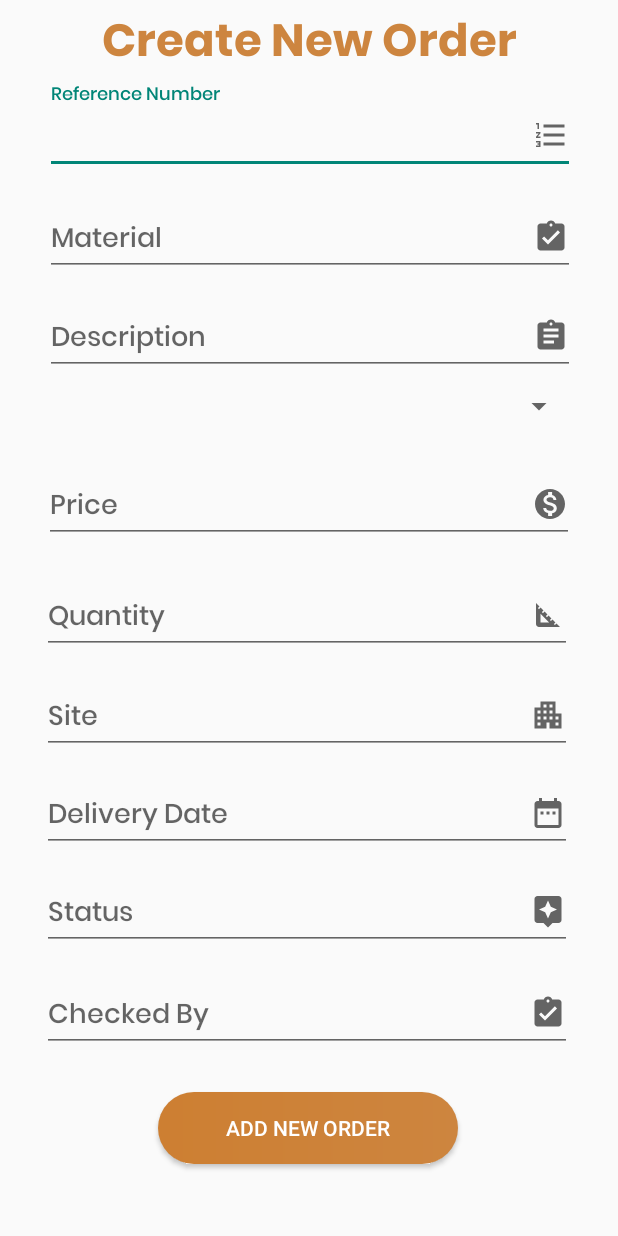
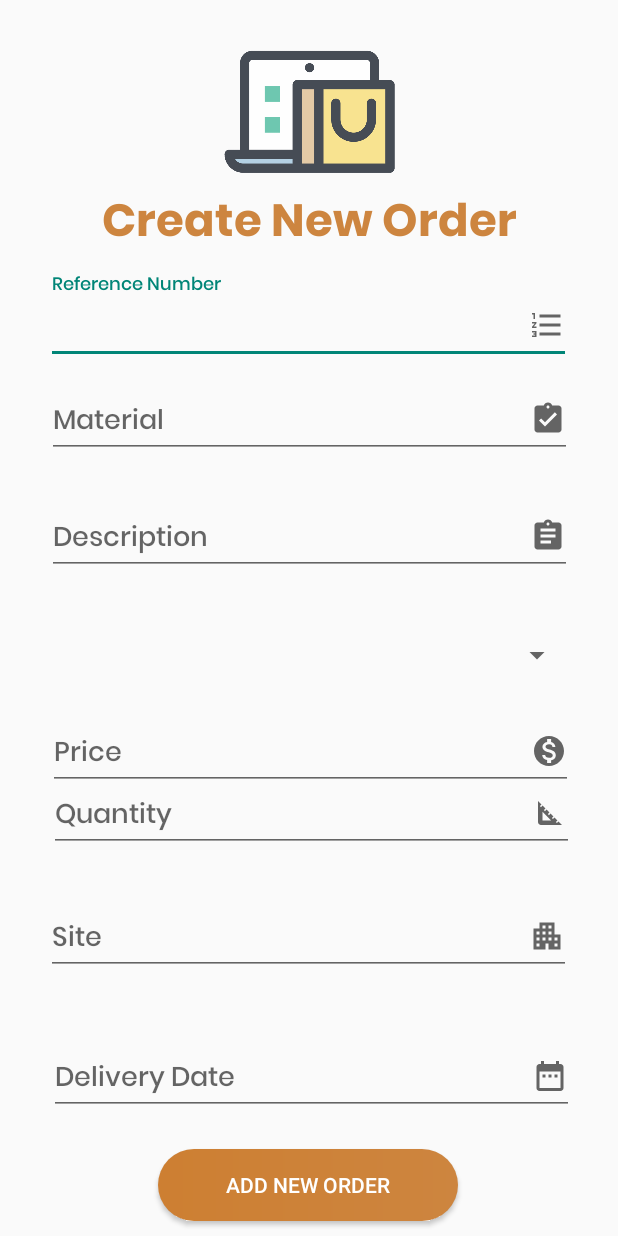
Before and after one commit to hewagekasunthilina/CSSE-Project-Mobile-Client, an Android app: the Po_Create screen opened directly, with no data from a screen before it, on a phone screen of 412 x 824 dp. Run offline under Robolectric (Android 15) with nearby library versions, the phone set to English and light mode, and no system bars; our stand-ins replace Volley; network calls fail.

Commit message:
App implementation completed

```diff
--- a/app/src/main/java/com/example/mobile_client/Po_Create.java
+++ b/app/src/main/java/com/example/mobile_client/Po_Create.java
@@ -55,8 +55,6 @@ public class Po_Create extends AppCompatActivity {
         Quantity = (TextInputEditText) findViewById(R.id.Quantity);
         Site = (TextInputEditText) findViewById(R.id.Site);
         DelDate = (TextInputEditText) findViewById(R.id.DelDate);
-        Status = (TextInputEditText) findViewById(R.id.Status);
-        CheckedBy = (TextInputEditText) findViewById(R.id.CheckedBy);
 
         po = (Button) findViewById(R.id.addPo);
 
--- a/app/src/main/res/layout/activity_po__create.xml
+++ b/app/src/main/res/layout/activity_po__create.xml
@@ -12,14 +12,14 @@
         android:layout_height="match_parent"
         app:layout_constraintBottom_toBottomOf="parent"
         app:layout_constraintTop_toTopOf="parent"
-        app:layout_constraintVertical_bias="0.007"
+        app:layout_constraintVertical_bias="0.0"
         tools:layout_editor_absoluteX="0dp">
 
         <TextView
             android:id="@+id/textView"
             android:layout_width="match_parent"
             android:layout_height="wrap_content"
-            android:layout_marginTop="4dp"
+            android:layout_marginTop="124dp"
             android:fontFamily="@font/poppinsbold"
             android:gravity="center"
             android:text="Create New Order"
@@ -33,17 +33,17 @@
 
         <com.google.android.material.textfield.TextInputLayout
             android:id="@+id/textInputLayoutRefNo"
-            android:layout_width="353dp"
+            android:layout_width="350dp"
             android:layout_height="62dp"
             android:layout_marginLeft="30dp"
             android:layout_marginRight="30dp"
             android:hint="Reference Number"
             app:layout_constraintBottom_toBottomOf="parent"
             app:layout_constraintEnd_toEndOf="parent"
-            app:layout_constraintHorizontal_bias="0.466"
+            app:layout_constraintHorizontal_bias="0.491"
             app:layout_constraintStart_toStartOf="parent"
             app:layout_constraintTop_toTopOf="parent"
-            app:layout_constraintVertical_bias="0.071">
+            app:layout_constraintVertical_bias="0.237">
 
             <com.google.android.material.textfield.TextInputEditText
                 android:id="@+id/RefNo"
@@ -53,21 +53,22 @@
                 android:drawableRight="@drawable/refno"
                 android:fontFamily="@font/poppinsmedium"
                 tools:targetApi="jelly_bean" />
+
         </com.google.android.material.textfield.TextInputLayout>
 
         <com.google.android.material.textfield.TextInputLayout
             android:id="@+id/textInputLayoutMaterial"
-            android:layout_width="353dp"
+            android:layout_width="350dp"
             android:layout_height="62dp"
             android:layout_marginLeft="30dp"
             android:layout_marginRight="30dp"
             android:hint="Material"
             app:layout_constraintBottom_toBottomOf="parent"
             app:layout_constraintEnd_toEndOf="parent"
-            app:layout_constraintHorizontal_bias="0.266"
+            app:layout_constraintHorizontal_bias="0.524"
             app:layout_constraintStart_toStartOf="parent"
             app:layout_constraintTop_toTopOf="@+id/textView"
-            app:layout_constraintVertical_bias="0.156">
+            app:layout_constraintVertical_bias="0.187">
 
             <com.google.android.material.textfield.TextInputEditText
                 android:id="@+id/Material"
@@ -81,17 +82,17 @@
 
         <com.google.android.material.textfield.TextInputLayout
             android:id="@+id/textInputLayoutDescription"
-            android:layout_width="353dp"
+            android:layout_width="350dp"
             android:layout_height="62dp"
             android:layout_marginLeft="30dp"
             android:layout_marginRight="30dp"
             android:hint="Description"
             app:layout_constraintBottom_toBottomOf="parent"
             app:layout_constraintEnd_toEndOf="parent"
-            app:layout_constraintHorizontal_bias="0.466"
+            app:layout_constraintHorizontal_bias="0.508"
             app:layout_constraintStart_toStartOf="parent"
             app:layout_constraintTop_toTopOf="@+id/textView"
-            app:layout_constraintVertical_bias="0.243">
+            app:layout_constraintVertical_bias="0.309">
 
             <com.google.android.material.textfield.TextInputEditText
                 android:id="@+id/Description"
@@ -105,25 +106,26 @@
 
         <Spinner
             android:id="@+id/spinner"
-            android:layout_width="353dp"
+            android:layout_width="350dp"
             android:layout_height="44dp"
             app:layout_constraintBottom_toBottomOf="parent"
             app:layout_constraintEnd_toEndOf="parent"
             app:layout_constraintHorizontal_bias="0.517"
             app:layout_constraintStart_toStartOf="parent"
             app:layout_constraintTop_toTopOf="parent"
-            app:layout_constraintVertical_bias="0.319" />
+            app:layout_constraintVertical_bias="0.532" />
 
         <com.google.android.material.textfield.TextInputLayout
             android:id="@+id/textInputLayoutPrice"
-            android:layout_width="353dp"
+            android:layout_width="350dp"
             android:layout_height="62dp"
             android:hint="Price"
             app:layout_constraintBottom_toBottomOf="parent"
             app:layout_constraintEnd_toEndOf="parent"
+            app:layout_constraintHorizontal_bias="0.517"
             app:layout_constraintStart_toStartOf="parent"
-            app:layout_constraintTop_toBottomOf="@+id/spinner"
-            app:layout_constraintVertical_bias="0.016">
+            app:layout_constraintTop_toTopOf="parent"
+            app:layout_constraintVertical_bias="0.61">
 
             <com.google.android.material.textfield.TextInputEditText
                 android:id="@+id/Price"
@@ -132,21 +134,22 @@
                 android:drawableEnd="@drawable/price"
                 android:drawableRight="@drawable/price"
                 android:fontFamily="@font/poppinsmedium"
+                android:inputType="number"
                 tools:targetApi="jelly_bean" />
         </com.google.android.material.textfield.TextInputLayout>
 
         <com.google.android.material.textfield.TextInputLayout
             android:id="@+id/textInputLayoutQuantity"
-            android:layout_width="353dp"
+            android:layout_width="350dp"
             android:layout_height="62dp"
             android:layout_marginTop="328dp"
             android:hint="Quantity"
             app:layout_constraintBottom_toBottomOf="parent"
             app:layout_constraintEnd_toEndOf="parent"
-            app:layout_constraintHorizontal_bias="0.482"
+            app:layout_constraintHorizontal_bias="0.524"
             app:layout_constraintStart_toStartOf="parent"
             app:layout_constraintTop_toTopOf="@+id/textView"
-            app:layout_constraintVertical_bias="0.097">
+            app:layout_constraintVertical_bias="0.174">
 
             <com.google.android.material.textfield.TextInputEditText
                 android:id="@+id/Quantity"
@@ -155,21 +158,22 @@
                 android:drawableEnd="@drawable/quantity"
                 android:drawableRight="@drawable/quantity"
                 android:fontFamily="@font/poppinsmedium"
+                android:inputType="number"
                 tools:targetApi="jelly_bean" />
         </com.google.android.material.textfield.TextInputLayout>
 
         <com.google.android.material.textfield.TextInputLayout
             android:id="@+id/textInputLayoutSite"
-            android:layout_width="353dp"
+            android:layout_width="350dp"
             android:layout_height="62dp"
             android:layout_marginTop="328dp"
             android:hint="Site"
             app:layout_constraintBottom_toBottomOf="parent"
             app:layout_constraintEnd_toEndOf="parent"
-            app:layout_constraintHorizontal_bias="0.482"
+            app:layout_constraintHorizontal_bias="0.491"
             app:layout_constraintStart_toStartOf="parent"
             app:layout_constraintTop_toTopOf="@+id/textView"
-            app:layout_constraintVertical_bias="0.252">
+            app:layout_constraintVertical_bias="0.439">
 
             <com.google.android.material.textfield.TextInputEditText
                 android:id="@+id/Site"
@@ -183,16 +187,16 @@
 
         <com.google.android.material.textfield.TextInputLayout
             android:id="@+id/textInputLayoutDelDate"
-            android:layout_width="353dp"
+            android:layout_width="350dp"
             android:layout_height="62dp"
             android:layout_marginTop="328dp"
             android:hint="Delivery Date"
             app:layout_constraintBottom_toBottomOf="parent"
             app:layout_constraintEnd_toEndOf="parent"
-            app:layout_constraintHorizontal_bias="0.482"
+            app:layout_constraintHorizontal_bias="0.524"
             app:layout_constraintStart_toStartOf="parent"
             app:layout_constraintTop_toTopOf="@+id/textView"
-            app:layout_constraintVertical_bias="0.404">
+            app:layout_constraintVertical_bias="0.74">
 
             <com.google.android.material.textfield.TextInputEditText
                 android:id="@+id/DelDate"
@@ -204,58 +208,12 @@
                 tools:targetApi="jelly_bean" />
         </com.google.android.material.textfield.TextInputLayout>
 
-        <com.google.android.material.textfield.TextInputLayout
-            android:id="@+id/textInputLayoutStatus"
-            android:layout_width="353dp"
-            android:layout_height="62dp"
-            android:layout_marginTop="328dp"
-            android:hint="Status"
-            app:layout_constraintBottom_toBottomOf="parent"
-            app:layout_constraintEnd_toEndOf="parent"
-            app:layout_constraintHorizontal_bias="0.482"
-            app:layout_constraintStart_toStartOf="parent"
-            app:layout_constraintTop_toTopOf="@+id/textView"
-            app:layout_constraintVertical_bias="0.557">
-
-            <com.google.android.material.textfield.TextInputEditText
-                android:id="@+id/Status"
-                android:layout_width="match_parent"
-                android:layout_height="wrap_content"
-                android:drawableEnd="@drawable/status"
-                android:drawableRight="@drawable/status"
-                android:fontFamily="@font/poppinsmedium"
-                tools:targetApi="jelly_bean" />
-        </com.google.android.material.textfield.TextInputLayout>
-
-        <com.google.android.material.textfield.TextInputLayout
-            android:id="@+id/textInputLayoutCheckedBy"
-            android:layout_width="353dp"
-            android:layout_height="62dp"
-            android:layout_marginTop="328dp"
-            android:hint="Checked By"
-            app:layout_constraintBottom_toBottomOf="parent"
-            app:layout_constraintEnd_toEndOf="parent"
-            app:layout_constraintHorizontal_bias="0.482"
-            app:layout_constraintStart_toStartOf="parent"
-            app:layout_constraintTop_toTopOf="@+id/textView"
-            app:layout_constraintVertical_bias="0.714">
-
-            <com.google.android.material.textfield.TextInputEditText
-                android:id="@+id/CheckedBy"
-                android:layout_width="match_parent"
-                android:layout_height="wrap_content"
-                android:drawableEnd="@drawable/checkedby"
-                android:drawableRight="@drawable/checkedby"
-                android:fontFamily="@font/poppinsmedium"
-                tools:targetApi="jelly_bean" />
-        </com.google.android.material.textfield.TextInputLayout>
-
         <Button
             android:id="@+id/addPo"
             style="@style/Widget.AppCompat.Button.Colored"
             android:layout_width="200dp"
             android:layout_height="48dp"
-            android:layout_marginBottom="48dp"
+            android:layout_marginBottom="10dp"
             android:background="@drawable/shape_btn"
             android:text="Add New Order"
             app:layout_constraintBottom_toBottomOf="parent"
@@ -263,6 +221,16 @@
             app:layout_constraintHorizontal_bias="0.497"
             app:layout_constraintStart_toStartOf="parent" />
 
+        <ImageView
+            android:id="@+id/imageView4"
+            android:layout_width="147dp"
+            android:layout_height="93dp"
+            android:layout_marginTop="28dp"
+            app:layout_constraintEnd_toEndOf="parent"
+            app:layout_constraintStart_toStartOf="parent"
+            app:layout_constraintTop_toTopOf="parent"
+            app:srcCompat="@drawable/od" />
+
 
     </androidx.constraintlayout.widget.ConstraintLayout>
 
```
Also changed, not shown: app/src/main/res/layout/activity_login.xml (+29 -18 lines), app/src/main/res/layout/activity_supplier__login.xml (+31 -22 lines), app/src/main/res/layout/activity_supplier__register.xml (+14 -1 lines), app/src/main/res/drawable/log.png (added), app/src/main/res/drawable/od.png (added), app/src/main/res/drawable/sup.png (added).
